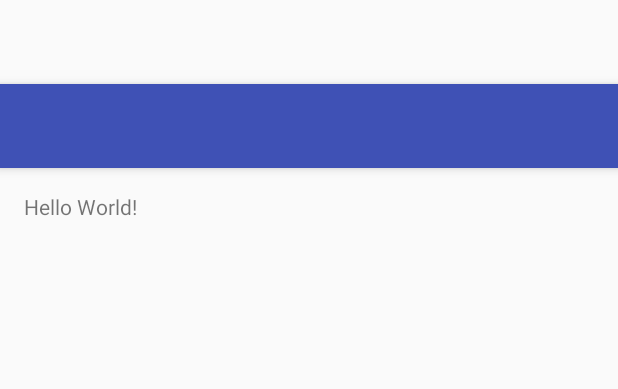
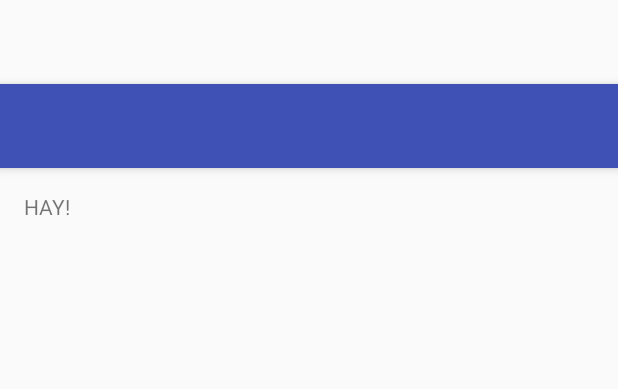
Before and after one commit to dietrich14/hay, an Android app: the layout activity_main.xml on its own in the app's theme, with its tools: preview values and no code run, on a phone screen of 412 x 824 dp. Shown: the top 389 px of the screen. Run offline under Robolectric (Android 15) with nearby library versions, the phone set to English and light mode, and no system bars.

Commit message:
hay added

```diff
--- a/app/src/main/res/layout/content_main.xml
+++ b/app/src/main/res/layout/content_main.xml
@@ -15,5 +15,5 @@
     <TextView
         android:layout_width="wrap_content"
         android:layout_height="wrap_content"
-        android:text="Hello World!" />
+        android:text="HAY!" />
 </RelativeLayout>
```
